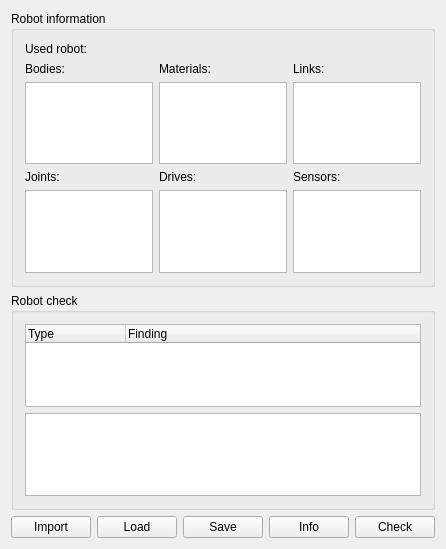
jayMcBee/sigel-evolutionary-walking-robots, file sigel/ui/SIGEL_MasterUI/SIG_RobotBase.ui: the form before one commit.
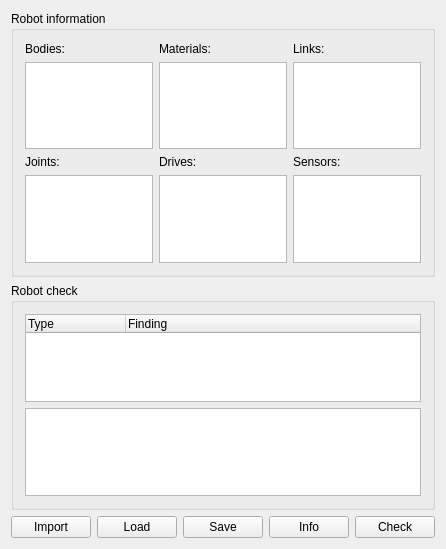
The form after the commit.

Commit message: The Robot page loses its Used robot label, which only an import or a load ever filled

```diff
--- a/sigel/ui/SIGEL_MasterUI/SIG_RobotBase.ui
+++ b/sigel/ui/SIGEL_MasterUI/SIG_RobotBase.ui
@@ -35,16 +35,6 @@
             <property name="spacing">
               <number>6</number>
             </property>
-            <item>
-              <widget class="QLabel" name="textlabelUsedRobot">
-                <property name="text">
-                  <string>Used robot:</string>
-                </property>
-                <property name="wordWrap">
-                  <bool>false</bool>
-                </property>
-              </widget>
-            </item>
             <item>
               <layout class="QGridLayout">
                 <property name="margin">
```
The commit also changes 1 other file.
